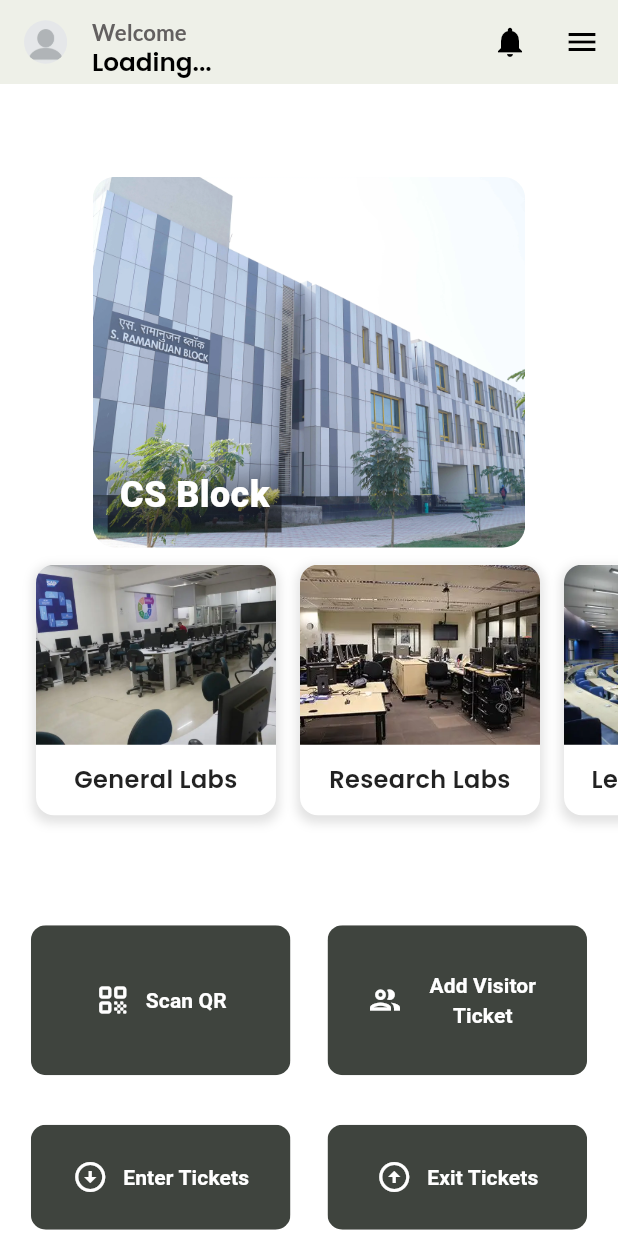
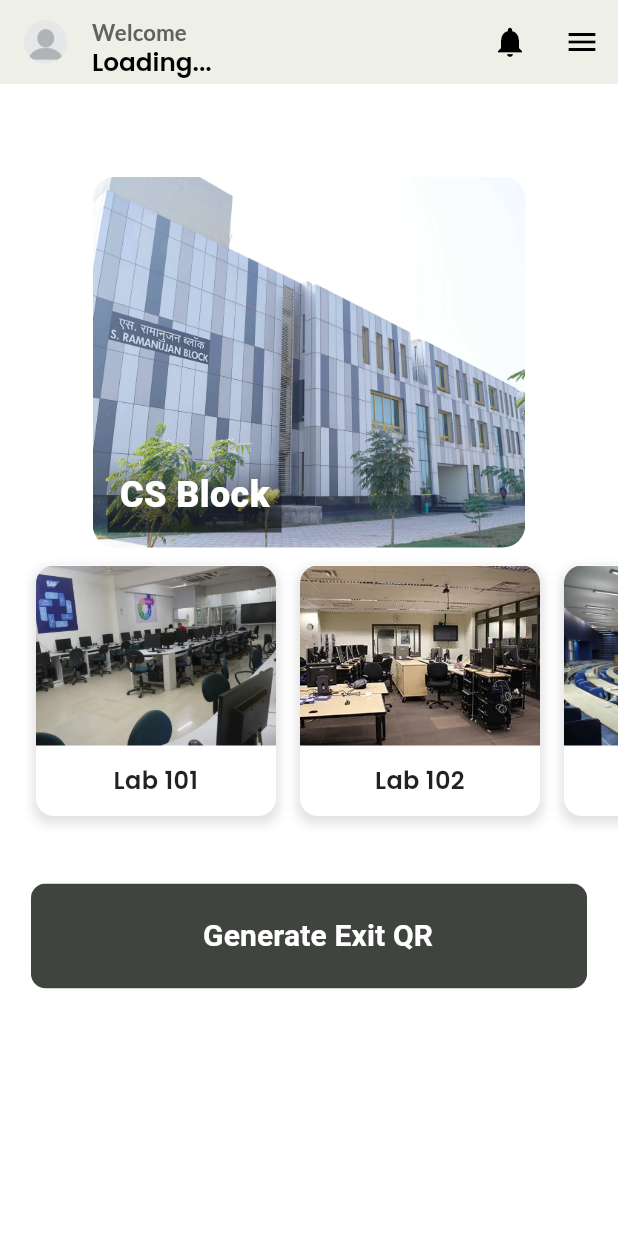
Before and after one commit to Vidushi1307/my-gate-app-flutter, a Flutter app: the EntryExit screen opened directly with empty values, on a phone screen of 412 x 824 dp. Run offline on Flutter 3.47's test engine with Material 3 defaults, Android fonts, the phone set to English and light mode, and no system bars; our stand-ins replace animated_theme_switcher, cloud_firestore, dropdown_search, file_picker, firebase_auth, fl_chart and 10 more; missing offline and left inert: cloud_firestore_web, firebase_auth_web, firebase_core_web, image_picker_for_web, mobile_scanner, shared_preferences_web; accounts and stored records are empty; network calls fail.

Commit message:
Added Generate Exit Qr and View students in lab feature

```diff
--- a/lib/screens/guard/enter_exit.dart
+++ b/lib/screens/guard/enter_exit.dart
@@ -4,7 +4,7 @@ import 'dart:convert';
 import 'dart:async';
 import 'package:flutter/material.dart';
 import 'package:google_fonts/google_fonts.dart';
-
+import 'package:qr_flutter/qr_flutter.dart';
 import 'package:my_gate_app/aboutus.dart';
 import 'package:my_gate_app/auth/authscreen.dart';
 import 'package:my_gate_app/get_email.dart';
@@ -109,11 +109,64 @@ class _EntryExitState extends State<EntryExit> {
   }
 
   final List<Map<String, String>> locations = [
-    {"name": "General Labs", "image": image_paths.cs_lab},
-    {"name": "Research Labs", "image": image_paths.research_lab},
-    {"name": "Lecture Rooms", "image": image_paths.lecture_room},
-    {"name": "Conference Rooms", "image": image_paths.conference_room},
+    {"name": "Lab 101", "image": image_paths.cs_lab},
+    {"name": "Lab 102", "image": image_paths.research_lab},
+    {"name": "Lab 202", "image": image_paths.lecture_room},
+    {"name": "Lab 203", "image": image_paths.conference_room},
   ];
+
+  void generateQRButton() {
+    //to reduce the data length of hte qr data for quick error less scan
+    Map<String, String> obj = {
+      "tic_ty": "exit",
+    };
+    String qrData = jsonEncode(obj);
+    showModalBottomSheet(
+      context: context,
+      builder: (builder) {
+        return Container(
+          color: Colors.transparent, // Set the container's color to transparent
+          child: Container(
+            padding: EdgeInsets.all(16.0),
+            decoration: BoxDecoration(
+              color: Colors.white,
+              borderRadius: BorderRadius.only(
+                topLeft: const Radius.circular(10),
+                topRight: const Radius.circular(10),
+              ),
+            ),
+            child: Column(
+              mainAxisSize: MainAxisSize.min,
+              crossAxisAlignment: CrossAxisAlignment.center,
+              children: [
+                Text(
+                  'Show QR code to the student',
+                  style: TextStyle(
+                    fontSize: 15,
+                    color: Colors.black,
+                    fontWeight: FontWeight.bold,
+                  ),
+                ),
+
+                Text(
+                  'Ticket Type: exit',
+                  style: TextStyle(fontSize: 15, color: Colors.black),
+                ),
+                SizedBox(height: 16), // Add some spacing
+                Center(
+                  child: QrImageView(
+                    data: qrData,
+                    backgroundColor: Colors.white,
+                    size: 200,
+                  ),
+                ),
+              ],
+            ),
+          ),
+        );
+      },
+    );
+  }
 
 // Add this helper method outside your build method
   Widget _buildLocationCard(
@@ -126,9 +179,7 @@ class _EntryExitState extends State<EntryExit> {
             context,
             MaterialPageRoute(
               builder: (context) => LocationDetailPage(
-                locationName: locationName,
-                imagePath: imagePath
-              ),
+                  locationName: locationName, imagePath: imagePath),
             ),
           );
         },
@@ -342,6 +393,7 @@ class _EntryExitState extends State<EntryExit> {
                 ),
 
                 SingleChildScrollView(
+                  padding: EdgeInsets.symmetric(vertical: 12),
                   scrollDirection: Axis.horizontal,
                   child: Row(
                     children: [
@@ -354,78 +406,174 @@ class _EntryExitState extends State<EntryExit> {
                     ],
                   ),
                 ),
-                SizedBox(height: MediaQuery.of(context).size.width * 0.15),
+                // SizedBox(height: MediaQuery.of(context).size.width * 0.15),
+                // Row(
+                //   children: [
+                //     SizedBox(
+                //       width: MediaQuery.of(context).size.width * 0.05,
+                //     ),
+                //     MaterialButton(
+                //       onPressed: () async {
+                //         String? qrdata = await _qrScanner(context);
+                //         if (qrdata != null) {
+                //           // Do something with qrdata
+                //           // print("qrdata bhai=${qrdata}");
+                //           Map<String, dynamic> qrDataobj_ = jsonDecode(qrdata);
+
+                //           Map<String, String> qrDataobj = {};
+                //           qrDataobj_.forEach((key, value) {
+                //             qrDataobj[key] = value.toString();
+                //           });
+
+                //           if (qrDataobj['type'] == 'student') {
+                //             print("email of student${qrDataobj["eml"]}");
+                //             String email_of_student = qrDataobj["eml"]!;
+                //             String veh_reg = qrDataobj["v_n"]!;
+                //             String dest_address = qrDataobj["add"]!;
+                //             // String entry_no =
+                //             String ticket_type = qrDataobj["tic_ty"]!;
+                //             String location_of_student = qrDataobj["s_lc"]!;
+
+                //             // String? location_name=qrDataList[4];
+                //             // print("${}");
+                //             if (widget.guard_location == location_of_student) {
+                //               Navigator.of(context).push(
+                //                 MaterialPageRoute(
+                //                   builder: (context) => Validification_page(
+                //                     email: email_of_student,
+                //                     guard_location: widget.guard_location,
+                //                     vehicle_reg: veh_reg,
+                //                     ticket_type: ticket_type,
+                //                     destination_addr: dest_address,
+                //                     guard_email: LoggedInDetails.getEmail(),
+                //                     isEditable: false,
+                //                     student_location: location_of_student,
+                //                   ),
+                //                 ),
+                //               );
+                //             } else {
+                //               ScaffoldMessenger.of(context).showSnackBar(
+                //                 SnackBar(
+                //                   content: Text(
+                //                       'You are not authorized for $location_of_student Locations'),
+                //                   backgroundColor: Colors
+                //                       .red, // Set the background color to red
+                //                 ),
+                //               );
+                //             }
+                //           } else if (qrDataobj['type'] == 'invited_visitor') {
+                //             print("hello!");
+                //             String ticket_id = qrDataobj['ticket_id']!;
+                //             print("hello!");
+                //             Navigator.of(context).push(
+                //               MaterialPageRoute(
+                //                 builder: (context) => InviteeValidationPage(
+                //                   ticket_id: ticket_id,
+                //                 ),
+                //               ),
+                //             );
+                //             print("bye");
+                //           }
+                //         } else {
+                //           // Handle the case where qrdata is null
+                //           print("qrdata bhai=$qrdata");
+                //         }
+                //       },
+                //       padding: EdgeInsets.all(0.0),
+                //       child: Ink(
+                //         decoration: BoxDecoration(
+                //           color: hexToColor(guardColors[2]),
+                //           borderRadius: BorderRadius.circular(10.0),
+                //         ),
+                //         child: Container(
+                //           constraints: BoxConstraints(
+                //               maxWidth:
+                //                   MediaQuery.of(context).size.width * 0.42,
+                //               minHeight: 100.0),
+                //           alignment: Alignment.center,
+                //           child: Row(
+                //             mainAxisAlignment: MainAxisAlignment.center,
+                //             children: [
+                //               Icon(
+                //                 Icons.qr_code_rounded,
+                //                 color: Colors.white,
+                //               ),
+                //               SizedBox(width: 10),
+                //               Text(
+                //                 "Scan QR",
+                //                 textAlign: TextAlign.center,
+                //                 style: TextStyle(
+                //                   color: Colors.white,
+                //                   fontWeight: FontWeight.bold,
+                //                 ),
+                //               ),
+                //             ],
+                //           ),
+                //         ),
+                //       ),
+                //     ),
+                //     SizedBox(
+                //       width: MediaQuery.of(context).size.width * 0.06,
+                //     ),
+                //     MaterialButton(
+                //       onPressed: () async {
+                //         Navigator.push(
+                //           context,
+                //           MaterialPageRoute(
+                //             builder: (context) => selectVisitor(),
+                //           ),
+                //         );
+                //       },
+                //       padding: EdgeInsets.all(0.0),
+                //       child: Ink(
+                //         decoration: BoxDecoration(
+                //           color: hexToColor(guardColors[2]),
+                //           borderRadius: BorderRadius.circular(10.0),
+                //         ),
+                //         child: Container(
+                //           constraints: BoxConstraints(
+                //               maxWidth:
+                //                   MediaQuery.of(context).size.width * 0.42,
+                //               minHeight: 100.0),
+                //           alignment: Alignment.center,
+                //           child: Row(
+                //             mainAxisAlignment: MainAxisAlignment.center,
+                //             children: [
+                //               Icon(
+                //                 Icons.people_outline_outlined,
+                //                 color: Colors.white,
+                //               ),
+                //               SizedBox(width: 10),
+                //               ConstrainedBox(
+                //                 constraints: BoxConstraints(
+                //                     maxWidth:
+                //                         MediaQuery.of(context).size.width *
+                //                             0.21),
+                //                 child: Text(
+                //                   "Add Visitor Ticket",
+                //                   textAlign: TextAlign.center,
+                //                   style: TextStyle(
+                //                     color: Colors.white,
+                //                     fontWeight: FontWeight.bold,
+                //                   ),
+                //                 ),
+                //               ),
+                //             ],
+                //           ),
+                //         ),
+                //       ),
+                //     ),
+                //   ],
+                // ),
+                SizedBox(height: MediaQuery.of(context).size.width * 0.08),
                 Row(
                   children: [
                     SizedBox(
                       width: MediaQuery.of(context).size.width * 0.05,
                     ),
                     MaterialButton(
-                      onPressed: () async {
-                        String? qrdata = await _qrScanner(context);
-                        if (qrdata != null) {
-                          // Do something with qrdata
-                          // print("qrdata bhai=${qrdata}");
-                          Map<String, dynamic> qrDataobj_ = jsonDecode(qrdata);
-
-                          Map<String, String> qrDataobj = {};
-                          qrDataobj_.forEach((key, value) {
-                            qrDataobj[key] = value.toString();
-                          });
-
-                          if (qrDataobj['type'] == 'student') {
-                            print("email of student${qrDataobj["eml"]}");
-                            String email_of_student = qrDataobj["eml"]!;
-                            String veh_reg = qrDataobj["v_n"]!;
-                            String dest_address = qrDataobj["add"]!;
-                            // String entry_no =
-                            String ticket_type = qrDataobj["tic_ty"]!;
-                            String location_of_student = qrDataobj["s_lc"]!;
-
-                            // String? location_name=qrDataList[4];
-                            // print("${}");
-                            if (widget.guard_location == location_of_student) {
-                              Navigator.of(context).push(
-                                MaterialPageRoute(
-                                  builder: (context) => Validification_page(
-                                    email: email_of_student,
-                                    guard_location: widget.guard_location,
-                                    vehicle_reg: veh_reg,
-                                    ticket_type: ticket_type,
-                                    destination_addr: dest_address,
-                                    guard_email: LoggedInDetails.getEmail(),
-                                    isEditable: false,
-                                    student_location: location_of_student,
-                                  ),
-                                ),
-                              );
-                            } else {
-                              ScaffoldMessenger.of(context).showSnackBar(
-                                SnackBar(
-                                  content: Text(
-                                      'You are not authorized for $location_of_student Locations'),
-                                  backgroundColor: Colors
-                                      .red, // Set the background color to red
-                                ),
-                              );
-                            }
-                          } else if (qrDataobj['type'] == 'invited_visitor') {
-                            print("hello!");
-                            String ticket_id = qrDataobj['ticket_id']!;
-                            print("hello!");
-                            Navigator.of(context).push(
-                              MaterialPageRoute(
-                                builder: (context) => InviteeValidationPage(
-                                  ticket_id: ticket_id,
-                                ),
-                              ),
-                            );
-                            print("bye");
-                          }
-                        } else {
-                          // Handle the case where qrdata is null
-                          print("qrdata bhai=$qrdata");
-                        }
+                      onPressed: () {
+                        generateQRButton();
                       },
                       padding: EdgeInsets.all(0.0),
                       child: Ink(
@@ -435,179 +583,70 @@ class _EntryExitState extends State<EntryExit> {
                         ),
                         child: Container(
                           constraints: BoxConstraints(
-                              maxWidth:
-                                  MediaQuery.of(context).size.width * 0.42,
-                              minHeight: 100.0),
+                              maxWidth: MediaQuery.of(context).size.width * 0.9,
+                              minHeight: 70.0),
                           alignment: Alignment.center,
                           child: Row(
                             mainAxisAlignment: MainAxisAlignment.center,
                             children: [
-                              Icon(
-                                Icons.qr_code_rounded,
-                                color: Colors.white,
-                              ),
-                              SizedBox(width: 10),
+                              SizedBox(width: 12),
                               Text(
-                                "Scan QR",
+                                "Generate Exit QR",
                                 textAlign: TextAlign.center,
                                 style: TextStyle(
                                     color: Colors.white,
                                     fontWeight: FontWeight.bold,
-                                ),
+                                    fontSize: 20),
                               ),
                             ],
                           ),
                         ),
                       ),
                     ),
-                    SizedBox(
-                      width: MediaQuery.of(context).size.width * 0.06,
-                    ),
-                    MaterialButton(
-                      onPressed: () async {
-                        Navigator.push(
-                          context,
-                          MaterialPageRoute(
-                            builder: (context) => selectVisitor(),
-                          ),
-                        );
-                      },
-                      padding: EdgeInsets.all(0.0),
-                      child: Ink(
-                        decoration: BoxDecoration(
-                          color: hexToColor(guardColors[2]),
-                          borderRadius: BorderRadius.circular(10.0),
-                        ),
-                        child: Container(
-                          constraints: BoxConstraints(
-                              maxWidth:
-                                  MediaQuery.of(context).size.width * 0.42,
-                              minHeight: 100.0),
-                          alignment: Alignment.center,
-                          child: Row(
-                            mainAxisAlignment: MainAxisAlignment.center,
-                            children: [
-                              Icon(
-                                Icons.people_outline_outlined,
-                                color: Colors.white,
-                              ),
-                              SizedBox(width: 10),
-                              ConstrainedBox(
-                                constraints: BoxConstraints(
-                                    maxWidth:
-                                        MediaQuery.of(context).size.width *
-                                            0.21),
-                                child: Text(
-                                  "Add Visitor Ticket",
-                                  textAlign: TextAlign.center,
-                                  style: TextStyle(
-                                    color: Colors.white,
-                                    fontWeight: FontWeight.bold,
-                                  ),
-                                ),
-                              ),
-                            ],
-                          ),
-                        ),
-                      ),
-                    ),
-                  ],
-                ),
-                SizedBox(height: MediaQuery.of(context).size.width * 0.08),
-                Row(
-                  children: [
-                    SizedBox(
-                      width: MediaQuery.of(context).size.width * 0.05,
-                    ),
-                    MaterialButton(
-                      onPressed: () {
-                        Navigator.push(
-                          context,
-                          MaterialPageRoute(
-                            builder: (context) => GuardTabs(
-                              location: widget.guard_location,
-                              enter_exit: "enter",
-                            ),
-                          ),
-                        );
-                      },
-                      padding: EdgeInsets.all(0.0),
-                      child: Ink(
-                        decoration: BoxDecoration(
-                          color: hexToColor(guardColors[2]),
-                          borderRadius: BorderRadius.circular(10.0),
-                        ),
-                        child: Container(
-                          constraints: BoxConstraints(
-                              maxWidth:
-                                  MediaQuery.of(context).size.width * 0.42,
-                              minHeight: 70.0),
-                          alignment: Alignment.center,
-                          child: Row(
-                            mainAxisAlignment: MainAxisAlignment.center,
-                            children: [
-                              Icon(
-                                Icons.arrow_circle_down,
-                                color: Colors.white,
-                              ),
-                              SizedBox(width: 10),
-                              Text(
-                                "Enter Tickets",
-                                textAlign: TextAlign.center,
-                                style: TextStyle(
-                                  color: Colors.white,
-                                  fontWeight: FontWeight.bold,
-                                ),
-                              ),
-                            ],
-                          ),
-                        ),
-                      ),
-                    ),
-                    SizedBox(
-                      width: MediaQuery.of(context).size.width * 0.06,
-                    ),
-                    MaterialButton(
-                      onPressed: () {
-                        Navigator.push(
-                          context,
-                          MaterialPageRoute(
-                            builder: (context) => GuardTabs(
-                              location: widget.guard_location,
-                              enter_exit: "exit",
-                            ),
-                          ),
-                        );
-                      },
-                      padding: EdgeInsets.all(0.0),
-                      child: Ink(
-                        decoration: BoxDecoration(
-                          color: hexToColor(guardColors[2]),
-                          borderRadius: BorderRadius.circular(10.0),
-                        ),
-                        child: Container(
-                          constraints: BoxConstraints(
-                              maxWidth:
-                                  MediaQuery.of(context).size.width * 0.42,
-                              minHeight: 70.0),
-                          child: Row(
-                            mainAxisAlignment: MainAxisAlignment.center,
-                            children: [
-                              Icon(Icons.arrow_circle_up, color: Colors.white),
-                              SizedBox(width: 10),
-                              Text(
-                                "Exit Tickets",
-                                textAlign: TextAlign.center,
-                                style: TextStyle(
-                                  color: Colors.white,
-                                  fontWeight: FontWeight.bold,
-                                ),
-                              ),
-                            ],
-                          ),
-                        ),
-                      ),
-                    ),
+                    //     SizedBox(
+                    //       width: MediaQuery.of(context).size.width * 0.06,
+                    //     ),
+                    //     MaterialButton(
+                    //       onPressed: () {
+                    //         Navigator.push(
+                    //           context,
+                    //           MaterialPageRoute(
+                    //             builder: (context) => GuardTabs(
+                    //               location: widget.guard_location,
+                    //               enter_exit: "exit",
+                    //             ),
+                    //           ),
+                    //         );
+                    //       },
+                    //       padding: EdgeInsets.all(0.0),
+                    //       child: Ink(
+                    //         decoration: BoxDecoration(
+                    //           color: hexToColor(guardColors[2]),
+                    //           borderRadius: BorderRadius.circular(10.0),
+                    //         ),
+                    //         child: Container(
+                    //           constraints: BoxConstraints(
+                    //               maxWidth:
+                    //                   MediaQuery.of(context).size.width * 0.42,
+                    //               minHeight: 70.0),
+                    //           child: Row(
+                    //             mainAxisAlignment: MainAxisAlignment.center,
+                    //             children: [
+                    //               Icon(Icons.arrow_circle_up, color: Colors.white),
+                    //               SizedBox(width: 10),
+                    //               Text(
+                    //                 "Exit Tickets",
+                    //                 textAlign: TextAlign.center,
+                    //                 style: TextStyle(
+                    //                   color: Colors.white,
+                    //                   fontWeight: FontWeight.bold,
+                    //                 ),
+                    //               ),
+                    //             ],
+                    //           ),
+                    //         ),
+                    //       ),
+                    //     ),
                   ],
                 ),
 
@@ -685,7 +724,8 @@ class ImageWithText extends StatelessWidget {
   @override
   Widget build(BuildContext context) {
     return GestureDetector(
-      onTap: onTap ?? () {
+      onTap: onTap ??
+          () {
             if (locationName != null) {
               Navigator.push(
                 context,
```
Also changed, not shown: lib/database/database_interface.dart (+17 -1 lines), lib/screens/guard/current_students_page.dart (added, +80 -0 lines), lib/screens/guard/location_detail_page.dart (+45 -9 lines), 137 other files. Lines whose indentation alone changed are shown as unchanged.
